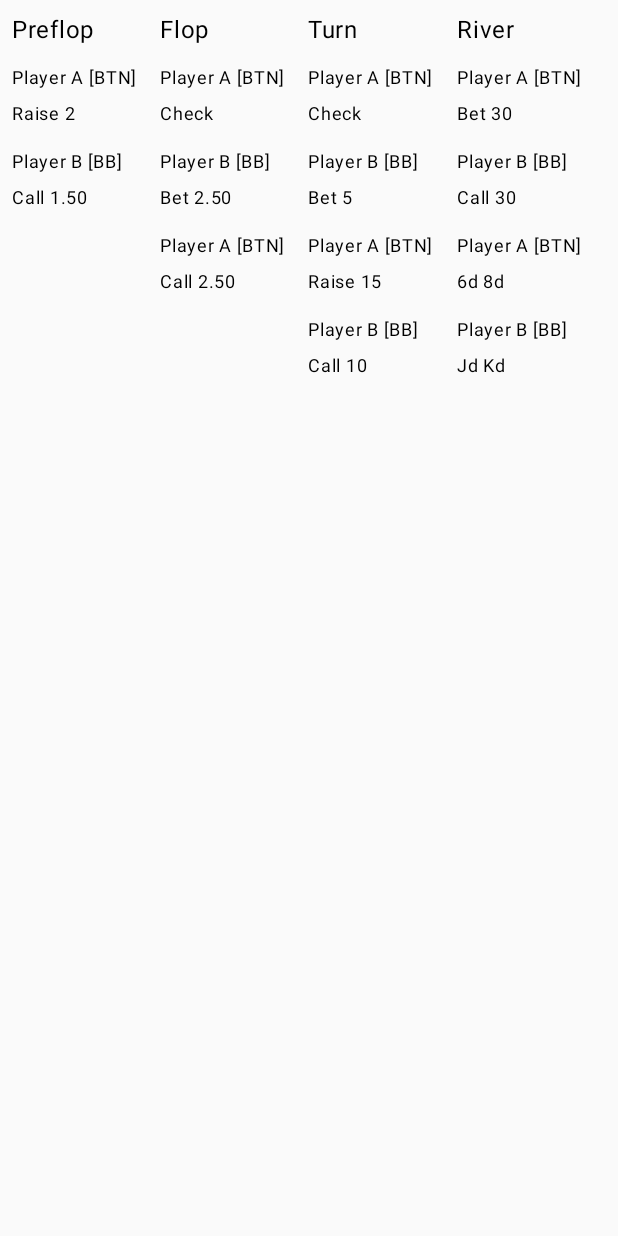
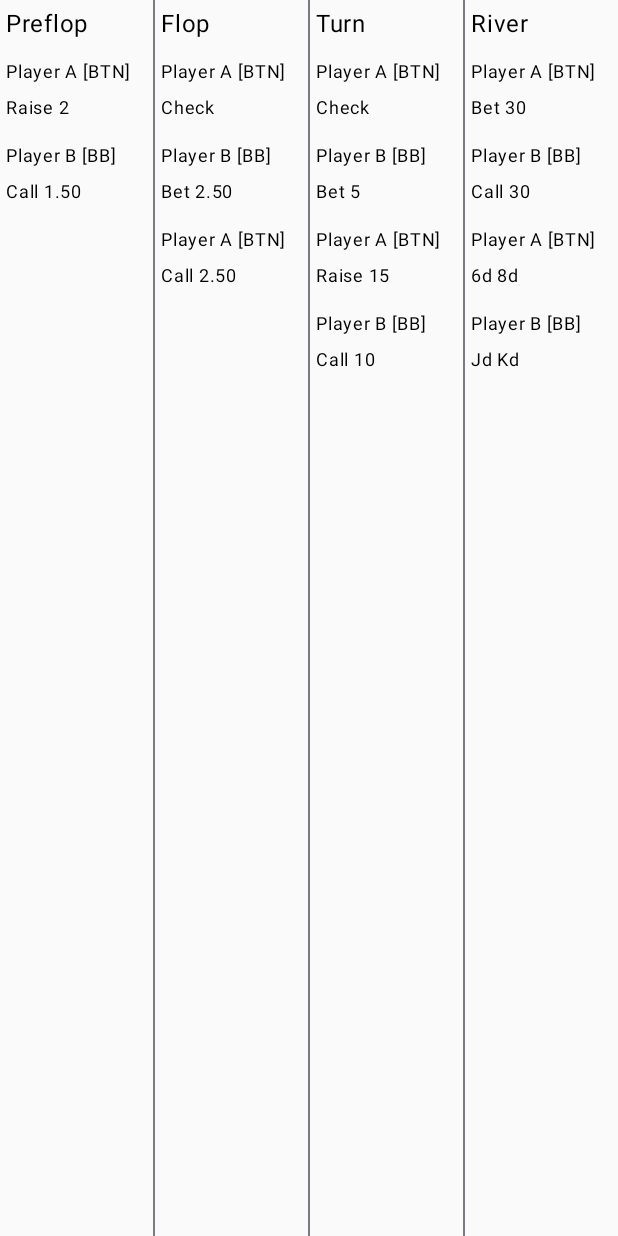
Before and after one commit to itochan/poker-hand-review-app, an Android app built with Jetpack Compose: the screen it shows after launch (MainActivity), on a phone screen of 412 x 824 dp. Run offline under Robolectric (Android 15) with nearby library versions, the phone set to English and light mode, and no system bars.

Commit message:
Add divider

```diff
--- a/app/src/main/java/app/itochan/handreview/Review.kt
+++ b/app/src/main/java/app/itochan/handreview/Review.kt
@@ -2,8 +2,11 @@ package app.itochan.handreview
 
 import androidx.compose.foundation.layout.Column
 import androidx.compose.foundation.layout.Row
+import androidx.compose.foundation.layout.fillMaxHeight
 import androidx.compose.foundation.layout.fillMaxSize
 import androidx.compose.foundation.layout.padding
+import androidx.compose.foundation.layout.width
+import androidx.compose.material3.Divider
 import androidx.compose.material3.Text
 import androidx.compose.runtime.Composable
 import androidx.compose.ui.Modifier
@@ -21,11 +24,13 @@ fun Review(navController: NavHostController) {
 
   PokerHandReviewAppTheme {
     Row(
-      modifier = Modifier
-        .fillMaxSize()
-        .padding(8.dp)
+      modifier = Modifier.fillMaxSize()
     ) {
-      Column(modifier = Modifier.weight(1f)) {
+      Column(
+        modifier = Modifier
+          .weight(1f)
+          .padding(4.dp)
+      ) {
         Text(
           modifier = Modifier.padding(bottom = 8.dp),
           text = "Preflop"
@@ -41,7 +46,16 @@ fun Review(navController: NavHostController) {
           action = "Call 1.50"
         )
       }
-      Column(modifier = Modifier.weight(1f)) {
+      Divider(
+        modifier = Modifier
+          .width(1.dp)
+          .fillMaxHeight()
+      )
+      Column(
+        modifier = Modifier
+          .weight(1f)
+          .padding(4.dp)
+      ) {
         Text(
           modifier = Modifier.padding(bottom = 8.dp),
           text = "Flop"
@@ -62,7 +76,16 @@ fun Review(navController: NavHostController) {
           action = "Call 2.50"
         )
       }
-      Column(modifier = Modifier.weight(1f)) {
+      Divider(
+        modifier = Modifier
+          .width(1.dp)
+          .fillMaxHeight()
+      )
+      Column(
+        modifier = Modifier
+          .weight(1f)
+          .padding(4.dp)
+      ) {
         Text(
           modifier = Modifier.padding(bottom = 8.dp),
           text = "Turn"
@@ -88,7 +111,16 @@ fun Review(navController: NavHostController) {
           action = "Call 10"
         )
       }
-      Column(modifier = Modifier.weight(1f)) {
+      Divider(
+        modifier = Modifier
+          .width(1.dp)
+          .fillMaxHeight()
+      )
+      Column(
+        modifier = Modifier
+          .weight(1f)
+          .padding(4.dp)
+      ) {
         Text(
           modifier = Modifier.padding(bottom = 8.dp),
           text = "River"
```
